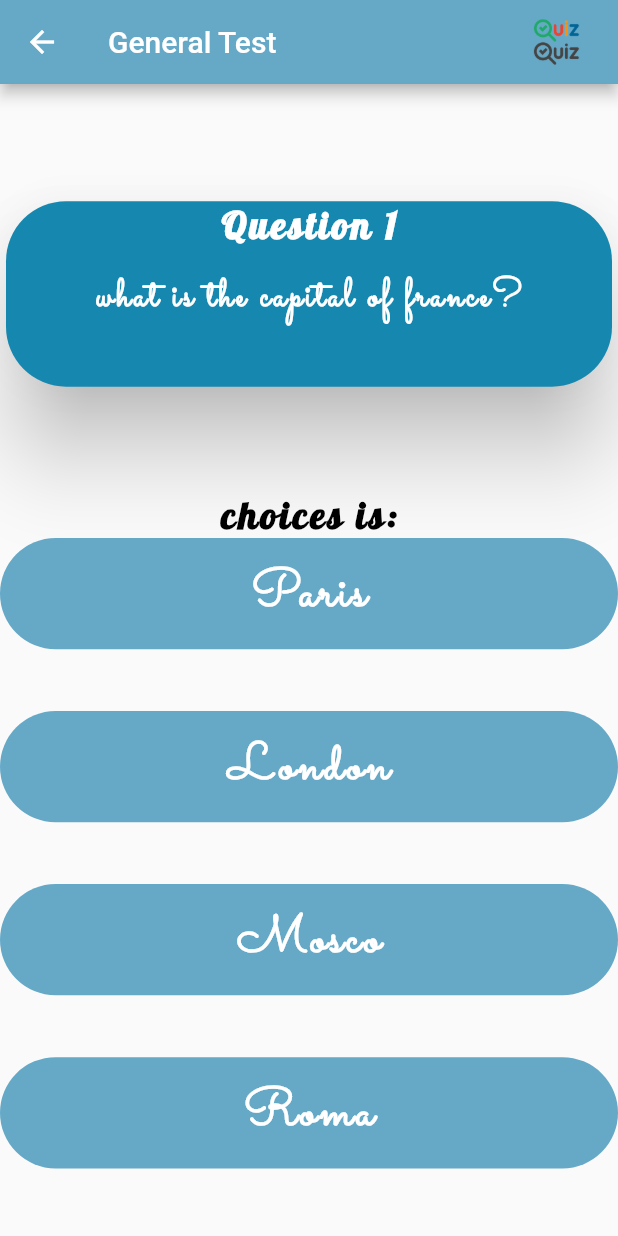
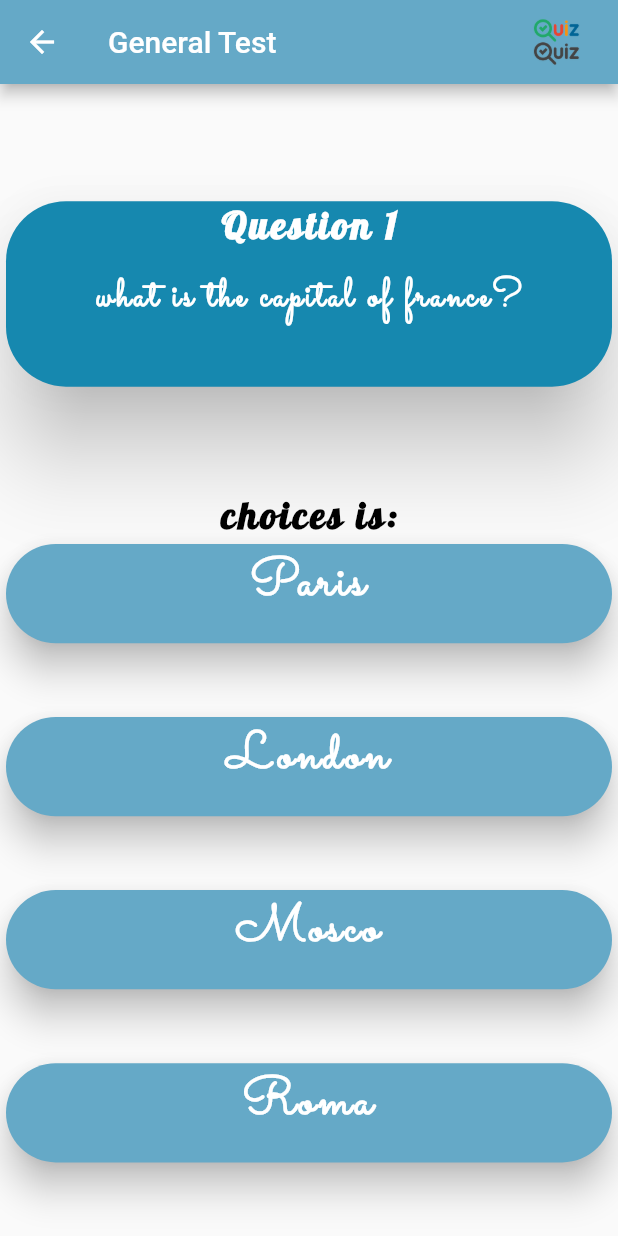
Before and after one commit to Heba-Elnaghy/QUIZ_ITI, a Flutter app: the QuizScreen screen opened directly, on a phone screen of 412 x 824 dp. Run offline on Flutter 3.47's test engine with Material 2 defaults, Android fonts, the phone set to English and light mode, and no system bars.

Commit message:
`Quiz App`

```diff
--- /dev/null
+++ b/lib/Widgets/answer_item.dart
@@ -0,0 +1,41 @@
+import 'package:flutter/material.dart';
+
+import '../screens/score_screen.dart';
+
+Widget answerItem({
+  required BuildContext context,
+  required String text,
+}) {
+  return InkWell(
+    onTap: () {
+      Navigator.push(
+        context,
+        MaterialPageRoute<void>(
+          builder: (BuildContext context) => const ScoreScreen(),
+        ),
+      );
+    },
+    child: SizedBox(
+      height: MediaQuery.sizeOf(context).height * 0.09,
+      width: MediaQuery.sizeOf(context).width,
+      child: Card(
+        color: const Color.fromARGB(255, 101, 169, 199),
+        elevation: 10,
+        shape: RoundedRectangleBorder(
+          borderRadius: BorderRadius.circular(40.0),
+        ),
+        child: Text(
+          text,
+          textAlign: TextAlign.center,
+          style: const TextStyle(
+            color: Colors.white,
+            fontSize: 35,
+            fontWeight: FontWeight.bold,
+            letterSpacing: 2,
+            fontFamily: 'Sacramento',
+          ),
+        ),
+      ),
+    ),
+  );
+}
--- a/lib/screens/quiz_screen.dart
+++ b/lib/screens/quiz_screen.dart
@@ -1,5 +1,6 @@
 import 'package:flutter/material.dart';
-import 'package:flutter_application_1/screens/score_screen.dart';
+
+import '../Widgets/answer_item.dart';
 
 class QuizScreen extends StatelessWidget {
   const QuizScreen({super.key});
@@ -80,135 +81,19 @@ class QuizScreen extends StatelessWidget {
                 fontFamily: 'Lobster',
               ),
             ),
-            InkWell(
-              onTap: () {
-                Navigator.push(
-                  context,
-                  MaterialPageRoute<void>(
-                    builder: (BuildContext context) => const ScoreScreen(),
-                  ),
-                );
-              },
-              child: Container(
-                height: MediaQuery.sizeOf(context).height * 0.09,
-                width: MediaQuery.sizeOf(context).width,
-                decoration: BoxDecoration(
-                  color: const Color.fromARGB(255, 101, 169, 199),
-                  borderRadius: BorderRadius.circular(60.0),
-                ),
-                child: const Center(
-                  child: Text(
-                    "Paris",
-                    style: TextStyle(
-                      color: Colors.white,
-                      fontSize: 35,
-                      fontWeight: FontWeight.bold,
-                      letterSpacing: 2,
-                      fontFamily: 'Sacramento',
-                    ),
-                  ),
-                ),
-              ),
-            ),
+            answerItem(text: 'Paris', context: context),
             SizedBox(
               height: MediaQuery.sizeOf(context).height * 0.05,
             ),
-            InkWell(
-              onTap: () {
-                Navigator.push(
-                  context,
-                  MaterialPageRoute<void>(
-                    builder: (BuildContext context) => const ScoreScreen(),
-                  ),
-                );
-              },
-              child: Container(
-                height: MediaQuery.sizeOf(context).height * 0.09,
-                width: MediaQuery.sizeOf(context).width,
-                decoration: BoxDecoration(
-                  color: const Color.fromARGB(255, 101, 169, 199),
-                  borderRadius: BorderRadius.circular(60.0),
-                ),
-                child: const Center(
-                  child: Text(
-                    "London",
-                    style: TextStyle(
-                      color: Colors.white,
-                      fontSize: 35,
-                      fontWeight: FontWeight.bold,
-                      letterSpacing: 2,
-                      fontFamily: 'Sacramento',
-                    ),
-                  ),
-                ),
-              ),
-            ),
+            answerItem(text: 'London', context: context),
             SizedBox(
               height: MediaQuery.sizeOf(context).height * 0.05,
             ),
-            InkWell(
-              onTap: () {
-                Navigator.push(
-                  context,
-                  MaterialPageRoute<void>(
-                    builder: (BuildContext context) => const ScoreScreen(),
-                  ),
-                );
-              },
-              child: Container(
-                height: MediaQuery.sizeOf(context).height * 0.09,
-                width: MediaQuery.sizeOf(context).width,
-                decoration: BoxDecoration(
-                  color: const Color.fromARGB(255, 101, 169, 199),
-                  borderRadius: BorderRadius.circular(60.0),
-                ),
-                child: const Center(
-                  child: Text(
-                    "Mosco",
-                    style: TextStyle(
-                      color: Colors.white,
-                      fontSize: 35,
-                      fontWeight: FontWeight.bold,
-                      letterSpacing: 2,
-                      fontFamily: 'Sacramento',
-                    ),
-                  ),
-                ),
-              ),
-            ),
+            answerItem(text: 'Mosco', context: context),
             SizedBox(
               height: MediaQuery.sizeOf(context).height * 0.05,
             ),
-            InkWell(
-              onTap: () {
-                Navigator.push(
-                  context,
-                  MaterialPageRoute<void>(
-                    builder: (BuildContext context) => const ScoreScreen(),
-                  ),
-                );
-              },
-              child: Container(
-                height: MediaQuery.sizeOf(context).height * 0.09,
-                width: MediaQuery.sizeOf(context).width,
-                decoration: BoxDecoration(
-                  color: const Color.fromARGB(255, 101, 169, 199),
-                  borderRadius: BorderRadius.circular(60.0),
-                ),
-                child: const Center(
-                  child: Text(
-                    "Roma",
-                    style: TextStyle(
-                      color: Colors.white,
-                      fontSize: 35,
-                      fontWeight: FontWeight.bold,
-                      letterSpacing: 2,
-                      fontFamily: 'Sacramento',
-                    ),
-                  ),
-                ),
-              ),
-            ),
+            answerItem(text: 'Roma', context: context),
           ],
         ),
       ),
```
